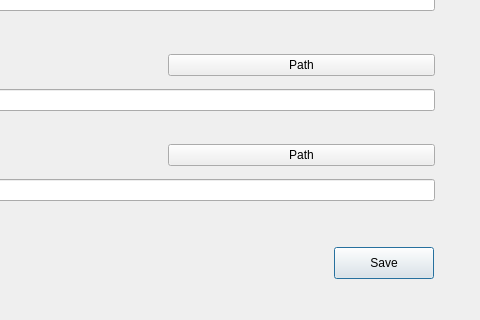
This is src/components/configuration-view/configurationview.ui in RapidWebForge/RapidWebForgeApp as Qt 5 draws it before an edit; both pictures show x 156 to 636 and y 233 to 553 of the 636 by 553 pixel window. The edited form follows.
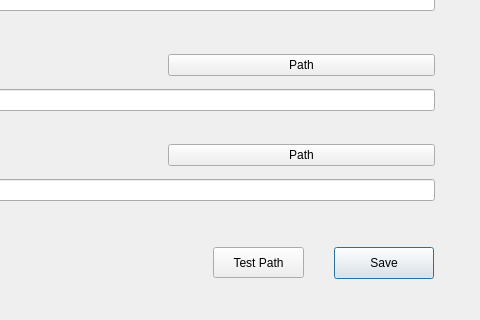
This is the edited form.

Commit message: feat(configuration): unify test path execution in single console process

What changed in the file:
```diff
--- a/src/components/configuration-view/configurationview.ui
+++ b/src/components/configuration-view/configurationview.ui
@@ -171,6 +171,19 @@
     </item>
    </layout>
   </widget>
+  <widget class="QPushButton" name="testButton">
+   <property name="geometry">
+    <rect>
+     <x>369</x>
+     <y>480</y>
+     <width>91</width>
+     <height>31</height>
+    </rect>
+   </property>
+   <property name="text">
+    <string>Test Path</string>
+   </property>
+  </widget>
  </widget>
  <resources/>
  <connections/>
```
The commit also changes 3 other files.
